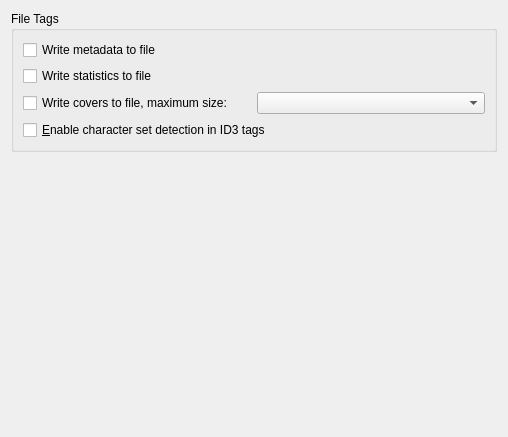
First picture: the form in src/configdialog/dialogs/MetadataConfig.ui, repository KDE/amarok, before the edit.
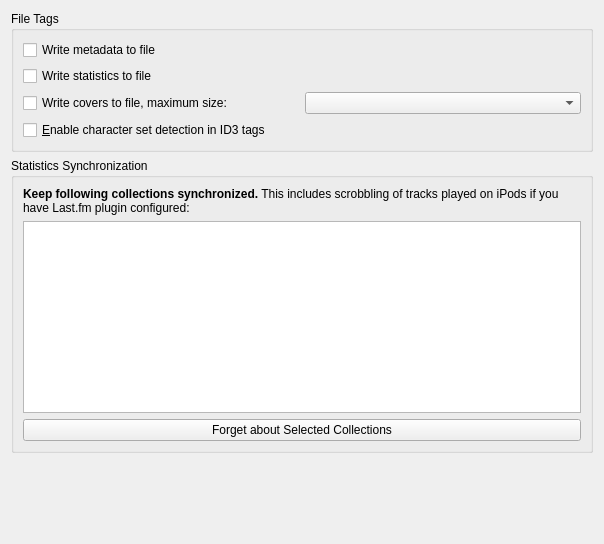
Second picture: the form after the edit. Custom widgets are drawn as their Qt base class.

Commit message:
StatSyncing: move configuration to standard Configure Amarok.. dialog
...to a newly created Metadata page.

What changed in the file:
```diff
--- a/src/configdialog/dialogs/MetadataConfig.ui
+++ b/src/configdialog/dialogs/MetadataConfig.ui
@@ -6,8 +6,8 @@
    <rect>
     <x>0</x>
     <y>0</y>
-    <width>508</width>
-    <height>437</height>
+    <width>604</width>
+    <height>544</height>
    </rect>
   </property>
   <layout class="QVBoxLayout" name="verticalLayout">
@@ -78,6 +78,48 @@
      </layout>
     </widget>
    </item>
+   <item>
+    <widget class="QGroupBox" name="m_statSyncingGroup">
+     <property name="title">
+      <string>Statistics Synchronization</string>
+     </property>
+     <layout class="QVBoxLayout" name="verticalLayout_3">
+      <item>
+       <widget class="QLabel" name="m_syncedCollectionsLabel">
+        <property name="text">
+         <string>&lt;b&gt;Keep following collections synchronized.&lt;/b&gt; This includes scrobbling of tracks played on iPods if you have Last.fm plugin configured:</string>
+        </property>
+        <property name="wordWrap">
+         <bool>true</bool>
+        </property>
+       </widget>
+      </item>
+      <item>
+       <widget class="QListView" name="m_statSyncingProvidersView">
+        <property name="selectionMode">
+         <enum>QAbstractItemView::ExtendedSelection</enum>
+        </property>
+        <property name="iconSize">
+         <size>
+          <width>32</width>
+          <height>32</height>
+         </size>
+        </property>
+       </widget>
+      </item>
+      <item>
+       <widget class="QPushButton" name="m_forgetCollectionsButton">
+        <property name="text">
+         <string>Forget about Selected Collections</string>
+        </property>
+       </widget>
+      </item>
+      <item>
+       <layout class="QVBoxLayout" name="m_statSyncingFieldsLayout"/>
+      </item>
+     </layout>
+    </widget>
+   </item>
    <item>
     <spacer name="verticalSpacer">
      <property name="orientation">
```
The commit also changes 17 other files.
